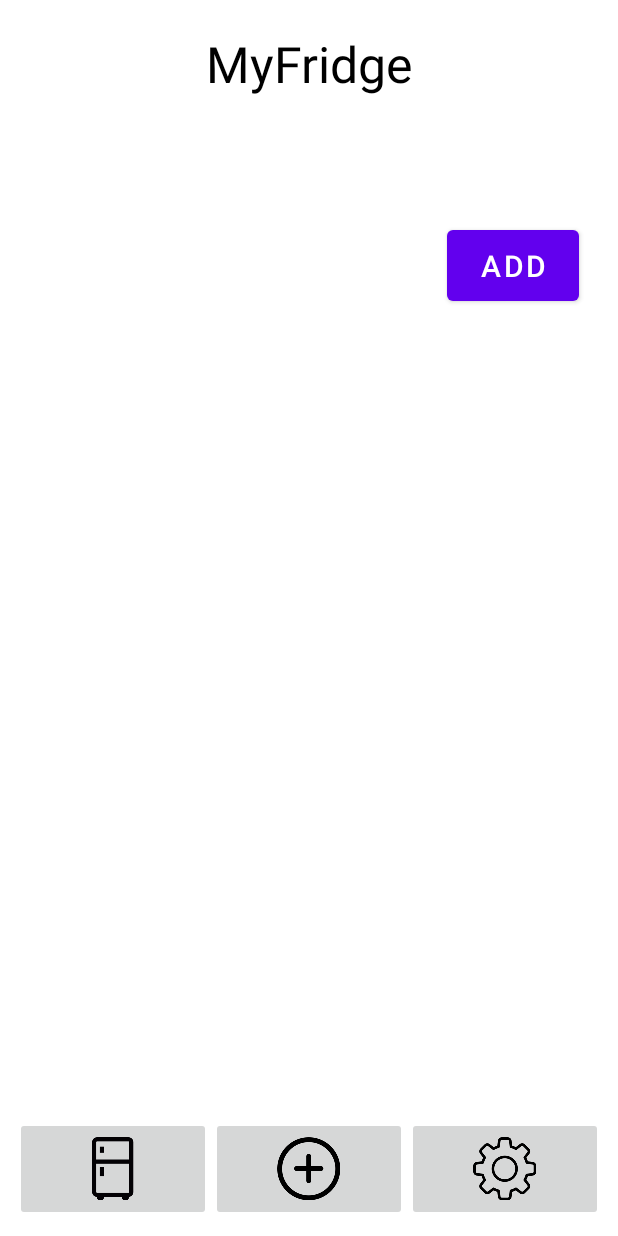
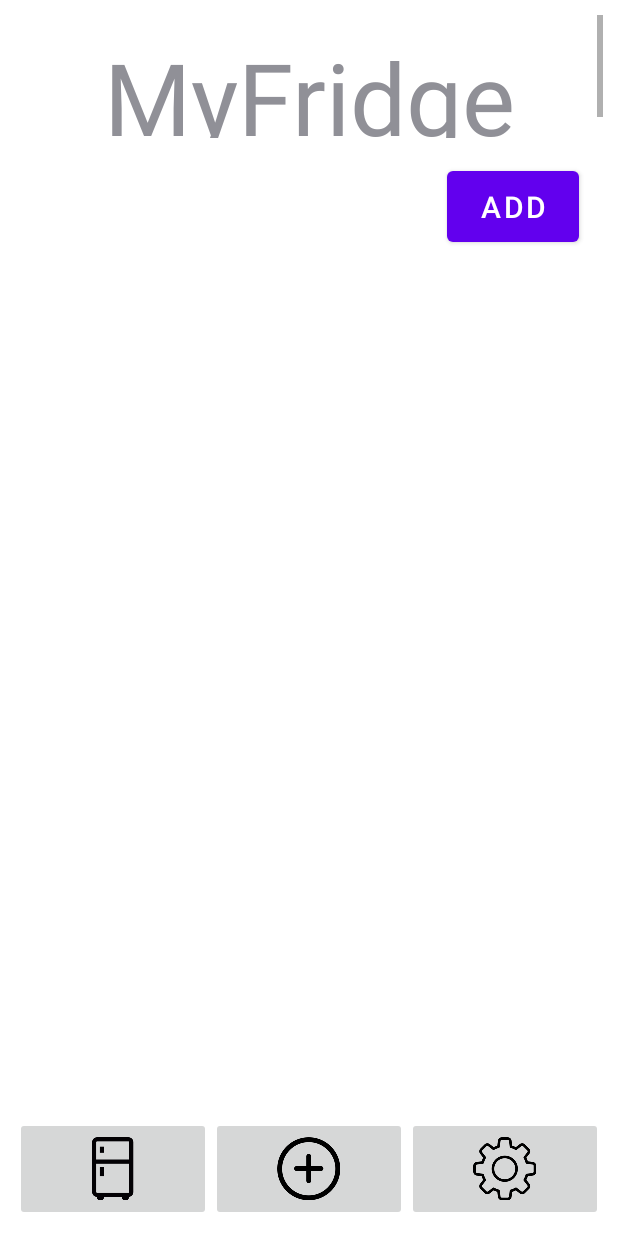
Before and after one commit to Melvin-D01/GroceryManager, an Android app: the FridgeActivity screen opened directly, with no data from a screen before it, on a phone screen of 412 x 824 dp. Run offline under Robolectric (Android 15) with nearby library versions, the phone set to English and light mode, and no system bars; our stand-ins replace Firebase (no records; nobody signed in at launch, a user with empty details on screens opened directly).

Commit message:
adjusted some text colors for add and fridge views

```diff
--- a/app/src/main/res/layout/activity_fridge.xml
+++ b/app/src/main/res/layout/activity_fridge.xml
@@ -9,10 +9,9 @@
     tools:context=".FridgeActivity">
 
 
-
     <ScrollView
         android:layout_width="match_parent"
-        android:layout_height="wrap_content"
+        android:layout_height="10dp"
         android:layout_weight="1">
 
 
@@ -20,11 +19,11 @@
             android:id="@+id/textView"
             android:layout_width="match_parent"
             android:layout_height="wrap_content"
+            android:layout_marginTop="10dp"
+            android:text="MyFridge"
             android:textAlignment="center"
-            android:layout_marginTop="10dp"
-            android:textColor="@color/black"
-            android:textSize="50px"
-            android:text="MyFridge" />
+            android:textColor="@color/material_dynamic_neutral60"
+            android:textSize="100px" />
 
     </ScrollView>
 
```
Also changed, not shown: app/src/main/res/layout/activity_add.xml (+4 -3 lines).
